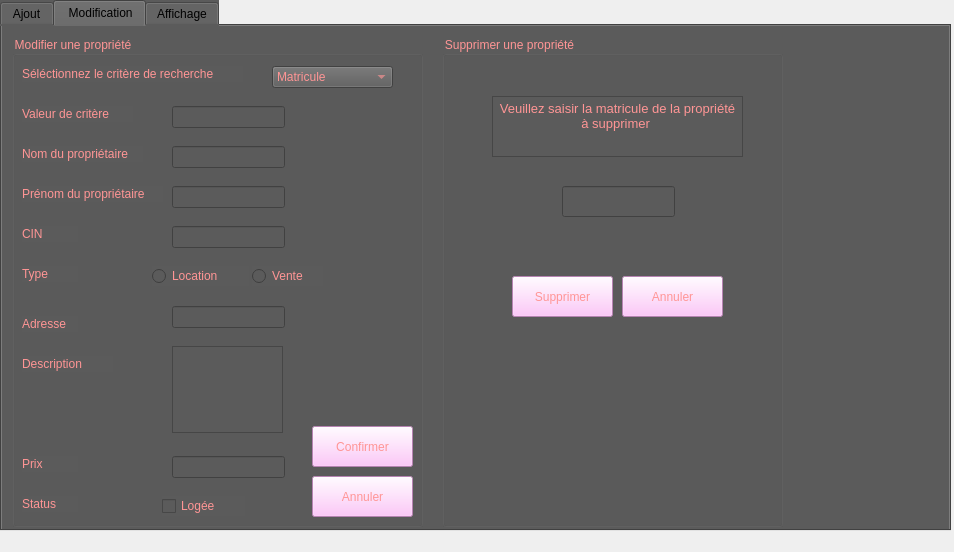
Old version of the form propriete.ui in the repository YoussefRais12/Agence-Immobiliere-2A5.
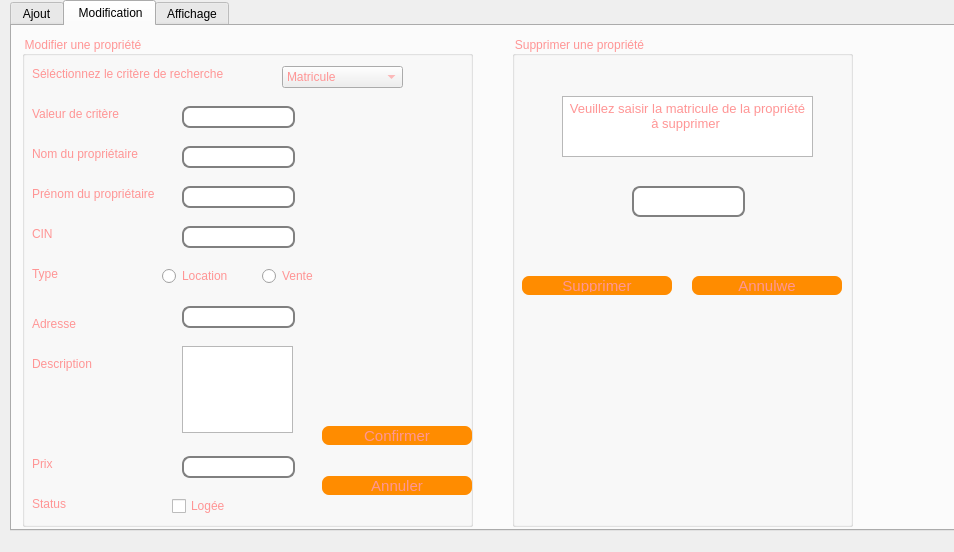
New version of the form. The open tabs and pages were chosen to show the change.

Patch:
```diff
--- a/propriete.ui
+++ b/propriete.ui
@@ -13,17 +13,51 @@
   <property name="windowTitle">
    <string>Dialog</string>
   </property>
+  <property name="styleSheet">
+   <string notr="true">#Affichage {
+background: gray;
+}
+
+
+#mainFrame {
+border: 3px solid gray;
+border-radius: 40px;
+background: white;
+}
+QPushButton {
+color: white;
+background-color:#FF8C00;
+width: 140px;
+border-color: #340;
+border-style: solid;
+border-radius: 7;
+padding: 3px;
+font-size: 15px;
+padding-left: 5px;
+padding-right: 5px;
+min-width: 50px;
+max-width: 200px;
+min-height: 13px;
+max-height: 13px;
+}
+QLineEdit {
+padding: 1px;
+border-style: solid;
+border: 2px solid gray;
+border-radius: 8px;
+}</string>
+  </property>
   <widget class="QTabWidget" name="tabWidget">
    <property name="geometry">
     <rect>
-     <x>0</x>
+     <x>10</x>
      <y>0</y>
      <width>951</width>
      <height>531</height>
     </rect>
    </property>
    <property name="styleSheet">
-    <string notr="true">background-color: rgb(91, 91, 91);</string>
+    <string notr="true"/>
    </property>
    <property name="currentIndex">
     <number>2</number>
@@ -380,7 +414,7 @@
       <rect>
        <x>10</x>
        <y>10</y>
-       <width>411</width>
+       <width>451</width>
        <height>491</height>
       </rect>
      </property>
@@ -637,13 +671,12 @@
        <rect>
         <x>300</x>
         <y>390</y>
-        <width>101</width>
-        <height>41</height>
+        <width>150</width>
+        <height>19</height>
        </rect>
       </property>
       <property name="styleSheet">
-       <string notr="true">color: rgb(255, 149, 149);
-background-color: rgb(255, 183, 249);</string>
+       <string notr="true"/>
       </property>
       <property name="text">
        <string>Confirmer</string>
@@ -654,13 +687,12 @@
        <rect>
         <x>300</x>
         <y>440</y>
-        <width>101</width>
-        <height>41</height>
+        <width>150</width>
+        <height>19</height>
        </rect>
       </property>
       <property name="styleSheet">
-       <string notr="true">color: rgb(255, 149, 149);
-background-color: rgb(255, 183, 249);</string>
+       <string notr="true"/>
       </property>
       <property name="text">
        <string>Annuler</string>
@@ -1084,7 +1116,7 @@
     <widget class="QGroupBox" name="groupBox_4">
      <property name="geometry">
       <rect>
-       <x>440</x>
+       <x>500</x>
        <y>10</y>
        <width>341</width>
        <height>491</height>
@@ -1131,30 +1163,28 @@
        <rect>
         <x>180</x>
         <y>240</y>
-        <width>101</width>
-        <height>41</height>
+        <width>150</width>
+        <height>19</height>
        </rect>
       </property>
       <property name="styleSheet">
-       <string notr="true">color: rgb(255, 149, 149);
-background-color: rgb(255, 183, 249);</string>
+       <string notr="true"/>
       </property>
       <property name="text">
-       <string>Annuler</string>
+       <string>Annulwe</string>
       </property>
      </widget>
      <widget class="QPushButton" name="pushButton_10">
       <property name="geometry">
        <rect>
-        <x>70</x>
+        <x>10</x>
         <y>240</y>
-        <width>101</width>
-        <height>41</height>
+        <width>150</width>
+        <height>19</height>
        </rect>
       </property>
       <property name="styleSheet">
-       <string notr="true">color: rgb(255, 149, 149);
-background-color: rgb(255, 183, 249);</string>
+       <string notr="true"/>
       </property>
       <property name="text">
        <string>Supprimer</string>
```
Left out of the diff: 45 changed lines with no effect on the pictures.
